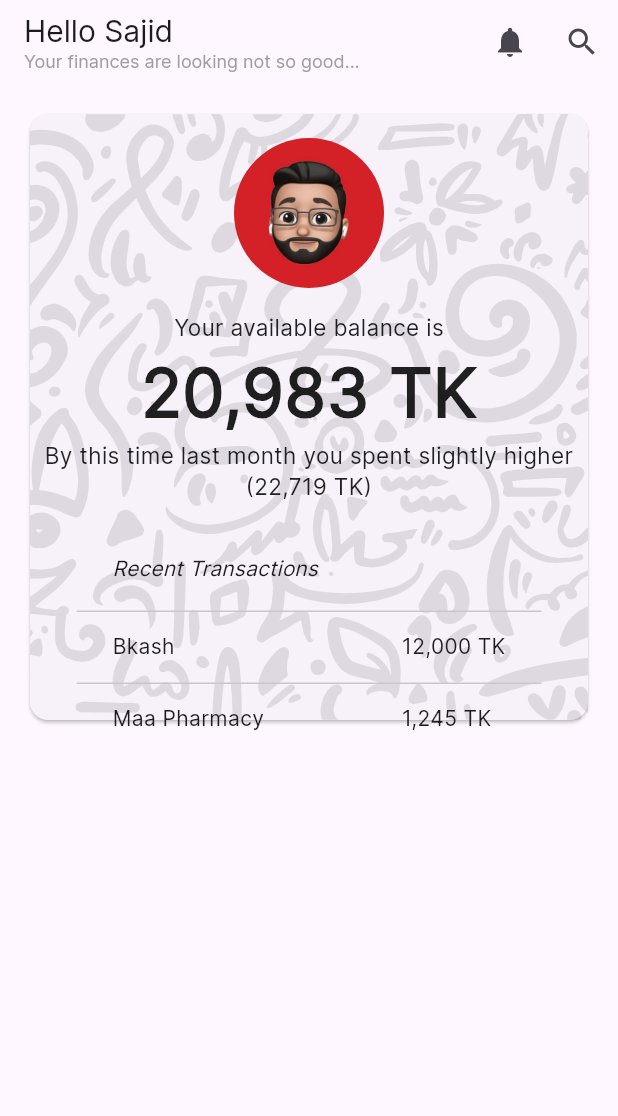
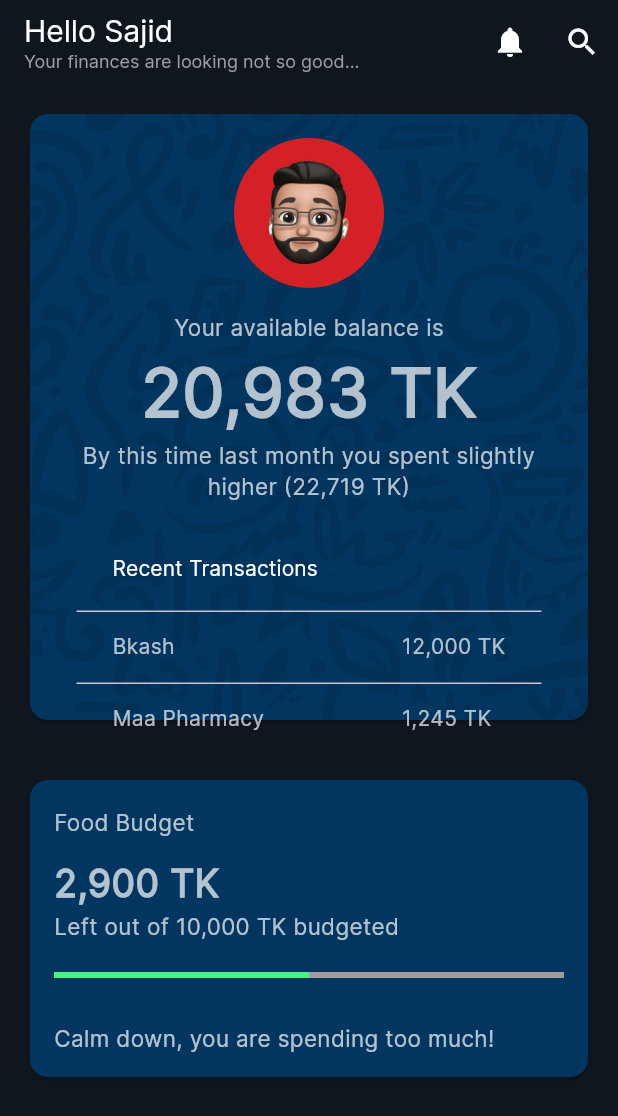
Before and after one commit to sajid9505/Finance-Project-with-Flutter, a Flutter app: the screen it shows after launch, on a phone screen of 412 x 824 dp. Shown: the top 1116 px of the screen. Run offline on Flutter 3.47's test engine with Material 3 defaults, Android fonts, the light colour scheme and no system bars; our stand-ins replace flutter_svg.

Commit message:
new card added and dark theme color changed

```diff
--- /dev/null
+++ b/finance_tracker_mobile_application/lib/components/budget_card.dart
@@ -0,0 +1,88 @@
+import 'package:flutter/material.dart';
+
+class BudgetCard extends StatelessWidget {
+  const BudgetCard({super.key});
+
+  @override
+  Widget build(BuildContext context) {
+    return Container(
+      width: double.infinity,
+      height: MediaQuery.of(context).size.height * 0.25,
+      margin: const EdgeInsets.all(16.0),
+      child: Card(
+        color: const Color.fromARGB(255, 2, 54, 97),
+        child: Stack(
+          children: [
+            const SizedBox(
+              width: double.infinity,
+              height: double.infinity,
+              // child: SvgPicture.asset(
+              //   'assets/BackgroundCard.svg',
+              //   fit: BoxFit.cover,
+              //   color: Colors.black,
+              // ),
+            ),
+            Container(
+              margin: const EdgeInsets.all(16.0), // Set the desired margin
+              child: const Positioned(
+                child: Align(
+                  alignment: Alignment.topLeft,
+                  child: Column(
+                    crossAxisAlignment: CrossAxisAlignment.start,
+                    children: [
+                      SizedBox(height: 2), // Add margin at the top
+                      Text(
+                        'Food Budget',
+                        style: TextStyle(
+                          fontSize: 15,
+                          color: Colors.white70,
+                        ),
+                      ),
+                      SizedBox(height: 12), // Add margin at the top
+                      Text(
+                        '2,900 TK',
+                        style: TextStyle(
+                          fontSize: 25,
+                          fontWeight: FontWeight.w800,
+                          color: Colors.white70,
+                        ),
+                      ),
+                      Text(
+                        'Left out of 10,000 TK budgeted',
+                        style: TextStyle(
+                          fontSize: 15,
+                          color: Colors.white70,
+                        ),
+                        textAlign: TextAlign.left,
+                      ),
+                      SizedBox(height: 20), // Add margin at the top
+                      LinearProgressIndicator(
+                        value:
+                            0.5, // Set the progress value between 0.0 and 1.0
+                        backgroundColor:
+                            Colors.grey, // Set the background color
+                        valueColor: AlwaysStoppedAnimation<Color>(
+                            Color.fromARGB(255, 74, 241,
+                                130)), // Set the progress bar color
+                      ),
+                      SizedBox(height: 30), // Add margin at the top
+                      Text(
+                        'Calm down, you are spending too much!',
+                        style: TextStyle(
+                          fontSize: 15,
+                          // fontWeight: FontWeight.w800,
+                          color: Colors.white70,
+                        ),
+                      ),
+                    ],
+                  ),
+                ),
+              ),
+            ),
+            // Add more widgets on top as needed
+          ],
+        ),
+      ),
+    );
+  }
+}
--- /dev/null
+++ b/finance_tracker_mobile_application/lib/components/home_card.dart
@@ -0,0 +1,126 @@
+import 'package:flutter_svg/flutter_svg.dart';
+import 'package:flutter/material.dart';
+
+class HomeCard extends StatelessWidget {
+  const HomeCard({super.key});
+
+  @override
+  Widget build(BuildContext context) {
+    return Container(
+        width: double.infinity,
+        height: MediaQuery.of(context).size.height * 0.5,
+        margin: const EdgeInsets.all(16.0),
+        child: Card(
+          color: const Color.fromARGB(255, 2, 54, 97),
+          child: Stack(
+            children: [
+              SizedBox(
+                width: double.infinity,
+                height: double.infinity,
+                child: SvgPicture.asset(
+                  'assets/BackgroundCard.svg',
+                  fit: BoxFit.cover,
+                  color: Colors.black,
+                ),
+              ),
+              Positioned(
+                // top: 16, // Adjust the top position as needed
+                // left: 55, // Adjust the left position as needed
+                child: Center(
+                  child: Column(
+                    children: [
+                      const SizedBox(height: 16), // Add margin at the top
+                      ClipOval(
+                        child: Image.asset(
+                          'assets/Avatar.jpg',
+                          width: 100,
+                          height: 100,
+                          fit: BoxFit
+                              .cover, // Ensure the image covers the circular area
+                        ),
+                      ),
+                      const SizedBox(height: 16), // Add margin at the top
+                      const Text(
+                        'Your available balance is',
+                        style: TextStyle(
+                          fontSize: 15,
+                          color: Colors.white70,
+                        ),
+                      ),
+                      const Text(
+                        '20,983 TK',
+                        style: TextStyle(
+                          fontSize: 45,
+                          fontWeight: FontWeight.w800,
+                          color: Colors.white70,
+                        ),
+                      ),
+                      Container(
+                        margin: const EdgeInsets.symmetric(horizontal: 16.0),
+                        child: const Text(
+                          'By this time last month you spent slightly higher (22,719 TK)',
+                          style: TextStyle(
+                            fontSize: 15,
+                            color: Colors.white70,
+                          ),
+                          textAlign: TextAlign.center,
+                        ),
+                      ),
+                      const SizedBox(height: 16), // Add margin at the top
+                      DataTable(
+                        columns: const <DataColumn>[
+                          DataColumn(
+                            label: Expanded(
+                              child: Text(
+                                'Recent Transactions',
+                                style: TextStyle(color: Colors.white),
+                              ),
+                            ),
+                          ),
+                          DataColumn(
+                            label: Expanded(
+                              child: Text(
+                                '',
+                                style: TextStyle(fontStyle: FontStyle.italic),
+                              ),
+                            ),
+                          ),
+                        ],
+                        rows: const <DataRow>[
+                          DataRow(
+                            cells: <DataCell>[
+                              DataCell(Text(
+                                'Bkash',
+                                style: TextStyle(color: Colors.white70),
+                              )),
+                              DataCell(Text(
+                                '12,000 TK',
+                                style: TextStyle(color: Colors.white70),
+                              )),
+                            ],
+                          ),
+                          DataRow(
+                            cells: <DataCell>[
+                              DataCell(Text(
+                                'Maa Pharmacy',
+                                style: TextStyle(color: Colors.white70),
+                              )),
+                              DataCell(Text(
+                                '1,245 TK',
+                                style: TextStyle(color: Colors.white70),
+                              )),
+                            ],
+                          ),
+                        ],
+                      )
+                    ],
+                  ),
+                ),
+              ),
+              // Add more widgets on top as needed
+            ],
+          ),
+        ),
+      );
+  }
+}
--- a/finance_tracker_mobile_application/lib/pages/home.dart
+++ b/finance_tracker_mobile_application/lib/pages/home.dart
@@ -1,4 +1,5 @@
-import 'package:flutter_svg/flutter_svg.dart';
+import 'package:finance_tracker_mobile_application/components/budget_card.dart';
+import 'package:finance_tracker_mobile_application/components/home_card.dart';
 import 'package:flutter/material.dart';
 
 class HomePage extends StatelessWidget {
@@ -7,13 +8,18 @@ class HomePage extends StatelessWidget {
   @override
   Widget build(BuildContext context) {
     return Scaffold(
+      backgroundColor: const Color(0xFF10161e), // Set your custom background color
       appBar: AppBar(
+         backgroundColor: const Color(0xFF10161e), // Set your desired background color for the AppBar
         title: const Column(
           crossAxisAlignment: CrossAxisAlignment.start,
           children: [
             Text(
               'Hello Sajid',
-              style: TextStyle(fontSize: 20),
+              style: TextStyle(
+                fontSize: 20,
+                color: Colors.white
+                ),
             ),
             Text(
               'Your finances are looking not so good...',
@@ -26,118 +32,25 @@ class HomePage extends StatelessWidget {
         ),
         actions: [
           IconButton(
-            icon: const Icon(Icons.notifications),
+            icon: const Icon(Icons.notifications, color: Colors.white),
             onPressed: () {
               // Handle search button press
             },
           ),
           IconButton(
-            icon: const Icon(Icons.search),
+            icon: const Icon(Icons.search, color: Colors.white),
             onPressed: () {
               // Handle settings button press
             },
           ),
         ],
       ),
-      body: Container(
-        width: double.infinity,
-        height: MediaQuery.of(context).size.height * 0.5,
-        margin: const EdgeInsets.all(16.0),
-        child: Card(
-          child: Stack(
-            children: [
-              SizedBox(
-                width: double.infinity,
-                height: double.infinity,
-                child: SvgPicture.asset(
-                  'assets/BackgroundCard.svg',
-                  fit: BoxFit.cover,
-                  color: Colors.black,
-                ),
-              ),
-              Positioned(
-                // top: 16, // Adjust the top position as needed
-                // left: 55, // Adjust the left position as needed
-                child: Center(
-                  child: Column(
-                    children: [
-                      const SizedBox(height: 16), // Add margin at the top
-                      ClipOval(
-                        child: Image.asset(
-                          'assets/Avatar.jpg',
-                          width: 100,
-                          height: 100,
-                          fit: BoxFit
-                              .cover, // Ensure the image covers the circular area
-                        ),
-                      ),
-                      const SizedBox(height: 16), // Add margin at the top
-                      const Text(
-                        'Your available balance is',
-                        style: TextStyle(
-                          fontSize: 15,
-                          color: Colors.black87,
-                        ),
-                      ),
-                      const Text(
-                        '20,983 TK',
-                        style: TextStyle(
-                          fontSize: 45,
-                          fontWeight: FontWeight.w800,
-                          color: Colors.black87,
-                        ),
-                      ),
-                      const Text(
-                        'By this time last month you spent slightly higher (22,719 TK)',
-                        style: TextStyle(
-                          fontSize: 15,
-                          color: Colors.black87,
-                        ),
-                        textAlign: TextAlign.center,
-                      ),
-                      const SizedBox(height: 16), // Add margin at the top
-                      DataTable(
-                        columns: const <DataColumn>[
-                          DataColumn(
-                            label: Expanded(
-                              child: Text(
-                                'Recent Transactions',
-                                style: TextStyle(fontStyle: FontStyle.italic),
-                              ),
-                            ),
-                          ),
-                          DataColumn(
-                            label: Expanded(
-                              child: Text(
-                                '',
-                                style: TextStyle(fontStyle: FontStyle.italic),
-                              ),
-                            ),
-                          ),
-                        ],
-                        rows: const <DataRow>[
-                          DataRow(
-                            cells: <DataCell>[
-                              DataCell(Text('Bkash')),
-                              DataCell(Text('12,000 TK')),
-                            ],
-                          ),
-                          DataRow(
-                            cells: <DataCell>[
-                              DataCell(Text('Maa Pharmacy')),
-                              DataCell(Text('1,245 TK')),
-                            ],
-                          ),
-                        ],
-                      )
-                    ],
-                  ),
-                ),
-              ),
-              // Add more widgets on top as needed
-            ],
-          ),
-        ),
+      body: ListView(
+        children: const [
+          HomeCard(),
+          BudgetCard()
+          // Add more widgets as needed
+        ],
       ),
     );
   }
```
